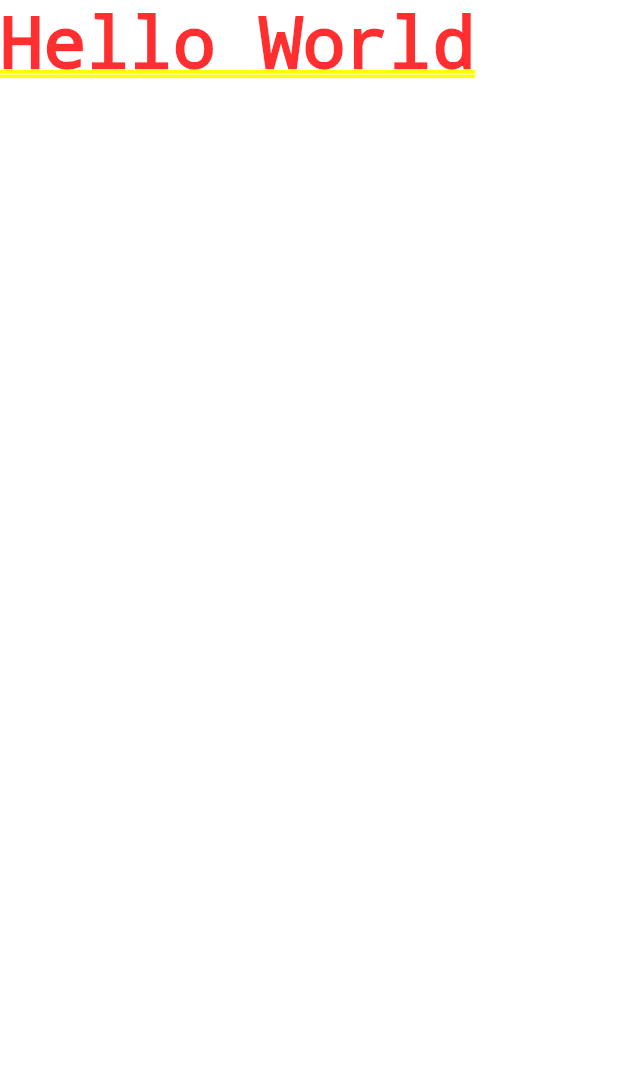
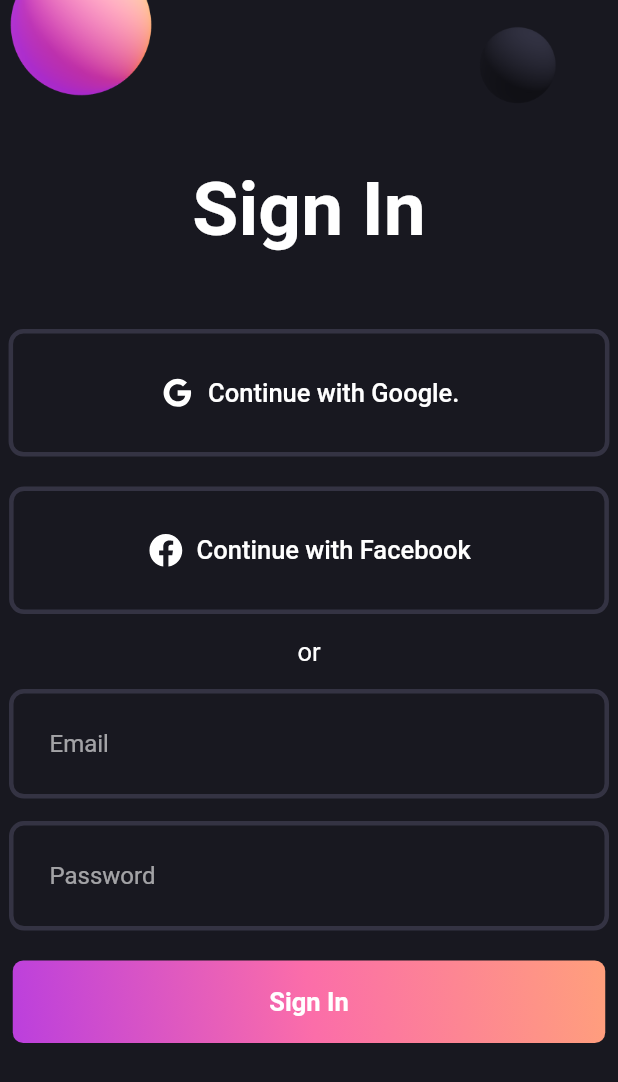
Before and after one commit to 0xharkirat/flutter_login_responsive, a Flutter app: the screen it shows after launch, on a phone screen of 412 x 824 dp. Shown: the top 1082 px of the screen. Run offline on Flutter 3.47's test engine with Material 2 defaults, Android fonts, the phone set to English and light mode, and no system bars; our stand-ins replace flutter_svg.

Commit message:
complete the whole project

```diff
--- a/lib/main.dart
+++ b/lib/main.dart
@@ -1,4 +1,6 @@
 import 'package:flutter/material.dart';
+import 'package:flutter_login_responsive/pallete.dart';
+import 'package:flutter_login_responsive/screens/login_screen.dart';
 
 void main() {
   runApp(const MyApp());
@@ -11,20 +13,12 @@
   @override
   Widget build(BuildContext context) {
     return MaterialApp(
+      debugShowCheckedModeBanner: false,
       title: 'Flutter Demo',
-      theme: ThemeData(
-        // This is the theme of your application.
-        //
-        // Try running your application with "flutter run". You'll see the
-        // application has a blue toolbar. Then, without quitting the app, try
-        // changing the primarySwatch below to Colors.green and then invoke
-        // "hot reload" (press "r" in the console where you ran "flutter run",
-        // or simply save your changes to "hot reload" in a Flutter IDE).
-        // Notice that the counter didn't reset back to zero; the application
-        // is not restarted.
-        primarySwatch: Colors.blue,
+      theme: ThemeData.dark().copyWith(
+        scaffoldBackgroundColor: Pallete.backgroundColor,
       ),
-      home: Text('Hello World'),
+      home: const LoginScreen(),
     );
   }
 }
--- /dev/null
+++ b/lib/pallete.dart
@@ -0,0 +1,10 @@
+import 'package:flutter/material.dart';
+
+class Pallete {
+  static const Color backgroundColor = Color.fromRGBO(24, 24, 32, 1);
+  static const Color gradient1 = Color.fromRGBO(187, 63, 221, 1);
+  static const Color gradient2 = Color.fromRGBO(251, 109, 169, 1);
+  static const Color gradient3 = Color.fromRGBO(255, 159, 124, 1);
+  static const Color borderColor = Color.fromRGBO(52, 51, 67, 1);
+  static const Color whiteColor = Colors.white;
+}
--- /dev/null
+++ b/lib/screens/login_screen.dart
@@ -0,0 +1,58 @@
+import 'package:flutter/material.dart';
+import 'package:flutter_login_responsive/widgets/gradient_button.dart';
+import 'package:flutter_login_responsive/widgets/login_field.dart';
+import 'package:flutter_login_responsive/widgets/social_button.dart';
+
+class LoginScreen extends StatelessWidget {
+  const LoginScreen({Key? key}) : super(key: key);
+
+  @override
+  Widget build(BuildContext context) {
+    return Scaffold(
+      body: SafeArea(
+        child: SingleChildScrollView(
+          child: Center(
+            child: Column(
+              children: <Widget> [
+                Image.asset('assets/images/signin_balls.png'),
+                const Text(
+                  'Sign In',
+                  style: TextStyle(
+                    fontSize: 50,
+                    fontWeight: FontWeight.bold,
+                  ),
+                ),
+                const SizedBox(height: 50,),
+                const SocialButton(
+                  label: 'Continue with Google.',
+                  iconPath: 'assets/svgs/g_logo.svg',
+                ),
+                const SizedBox(height: 20,),
+                const SocialButton(
+                  label: 'Continue with Facebook',
+                  iconPath: 'assets/svgs/f_logo.svg',
+                  horizontalPadding: 92,
+                ),
+                const SizedBox(height: 15,),
+                const Text(
+                  'or',
+                  style: TextStyle(
+                    fontSize: 17,
+                  ),
+
+                ),
+                const SizedBox(height: 15,),
+                const LoginField(hintText: 'Email',),
+                const SizedBox(height: 15,),
+                const LoginField(hintText: 'Password',),
+                const SizedBox(height: 20,),
+                GradientButton(onPressed: (){}),
+
+              ],
+            ),
+          ),
+        ),
+      ),
+    );
+  }
+}
--- /dev/null
+++ b/lib/widgets/gradient_button.dart
@@ -0,0 +1,40 @@
+import 'package:flutter/material.dart';
+import 'package:flutter_login_responsive/pallete.dart';
+
+class GradientButton extends StatelessWidget {
+  final VoidCallback onPressed;
+  const GradientButton({Key? key, required this.onPressed}) : super(key: key);
+
+  @override
+  Widget build(BuildContext context) {
+    return Container(
+      decoration:  BoxDecoration(
+        gradient: const LinearGradient(
+          colors: [
+            Pallete.gradient1,
+            Pallete.gradient2,
+            Pallete.gradient3,
+          ],
+          begin: Alignment.bottomLeft,
+          end: Alignment.topRight,
+        ),
+        borderRadius: BorderRadius.circular(7),
+      ),
+      child: ElevatedButton(
+        style: ElevatedButton.styleFrom(
+          fixedSize: const Size(395, 55),
+          backgroundColor: Colors.transparent,
+          shadowColor: Colors.transparent,
+        ),
+        onPressed: onPressed,
+        child: const Text(
+          'Sign In',
+          style: TextStyle(
+            fontSize: 17,
+            fontWeight: FontWeight.w600,
+          ),
+        ),
+      ),
+    );
+  }
+}
--- /dev/null
+++ b/lib/widgets/login_field.dart
@@ -0,0 +1,40 @@
+import 'package:flutter/material.dart';
+import 'package:flutter_login_responsive/pallete.dart';
+
+class LoginField extends StatelessWidget {
+
+  final String hintText;
+  const LoginField({Key? key, required this.hintText}) : super(key: key);
+
+
+
+  @override
+  Widget build(BuildContext context) {
+    return ConstrainedBox(
+      constraints: const BoxConstraints(
+        maxWidth: 400,
+      ),
+      child: TextFormField(
+        decoration: InputDecoration(
+          hintText: hintText,
+          contentPadding: const EdgeInsets.all(27),
+          enabledBorder: OutlineInputBorder(
+            borderRadius: BorderRadius.circular(10),
+            borderSide: const BorderSide(
+              color: Pallete.borderColor,
+              width: 3
+            ),
+          ),
+          focusedBorder: OutlineInputBorder(
+            borderRadius: BorderRadius.circular(10),
+            borderSide: const BorderSide(
+                color: Pallete.gradient2,
+                width: 3
+            ),
+          ),
+        ),
+
+      ),
+    );
+  }
+}
--- /dev/null
+++ b/lib/widgets/social_button.dart
@@ -0,0 +1,34 @@
+import 'package:flutter/material.dart';
+import 'package:flutter_login_responsive/pallete.dart';
+import 'package:flutter_svg/flutter_svg.dart';
+
+class SocialButton extends StatelessWidget {
+
+  final String iconPath;
+  final String label;
+  final double horizontalPadding;
+  const SocialButton({Key? key, required this.iconPath, required this.label, this.horizontalPadding = 100}) : super(key: key);
+
+  @override
+  Widget build(BuildContext context) {
+    return TextButton.icon(
+      onPressed: (){},
+      icon: SvgPicture.asset(iconPath, width: 25, color: Pallete.whiteColor,),
+      label: Text(label, style: const TextStyle(
+        fontSize: 17,
+        color: Pallete.whiteColor,
+      ),),
+      style: TextButton.styleFrom(
+        padding: EdgeInsets.symmetric(horizontal: horizontalPadding, vertical: 30),
+        shape: RoundedRectangleBorder(
+          side: const BorderSide(
+            width: 3,
+            color: Pallete.borderColor,
+          ),
+          borderRadius: BorderRadius.circular(10),
+
+        )
+      ),
+    );
+  }
+}
```
Also changed, not shown: pubspec.yaml (+4 -3 lines), assets/images/signin_balls.png (added), assets/svgs/f_logo.svg (added), assets/svgs/g_logo.svg (added).
